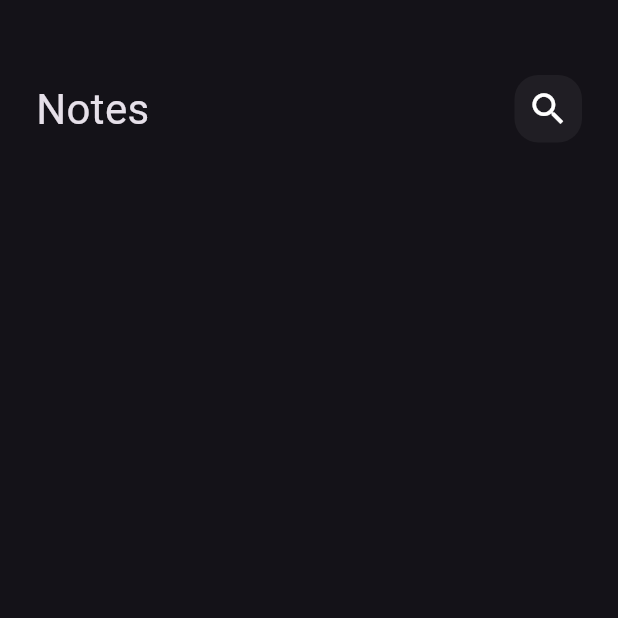
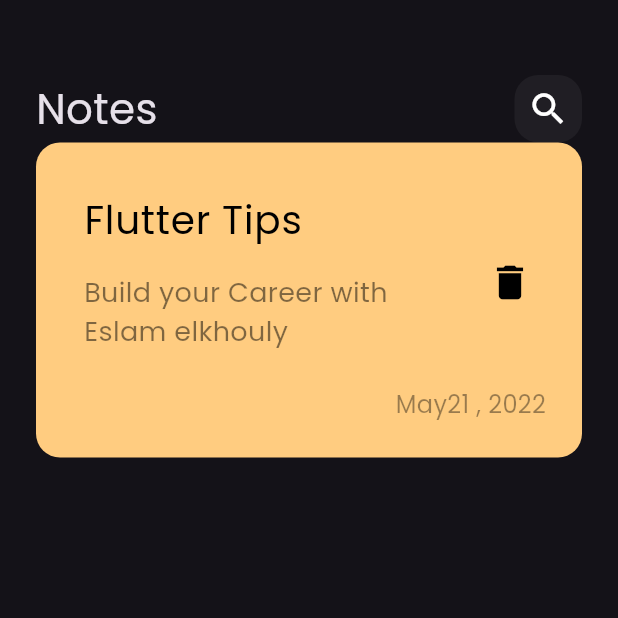
Before and after one commit to Eslamadelelkhouly/notesapp, a Flutter app: the screen it shows after launch, on a phone screen of 412 x 824 dp, the top half of it. Run offline on Flutter 3.47's test engine with Material 3 defaults, Android fonts, the phone set to English and light mode, and no system bars.

Commit message:
create custom note item

```diff
--- a/lib/main.dart
+++ b/lib/main.dart
@@ -11,7 +11,10 @@ class NotesApp extends StatelessWidget {
   Widget build(BuildContext context) {
     return MaterialApp(
       debugShowCheckedModeBanner: false,
-      theme: ThemeData(brightness: Brightness.dark),
+      theme: ThemeData(
+        brightness: Brightness.dark,
+        fontFamily: 'Poppins',
+      ),
       home: const NotesView(),
     );
   }
--- /dev/null
+++ b/lib/views/widgets/notes_item.dart
@@ -0,0 +1,62 @@
+import 'package:flutter/material.dart';
+
+class NotesItem extends StatelessWidget {
+  const NotesItem({super.key});
+
+  @override
+  Widget build(BuildContext context) {
+    return Container(
+      padding: const EdgeInsets.only(
+        top: 24,
+        bottom: 24,
+        left: 16,
+      ),
+      decoration: BoxDecoration(
+        color: Color(0xffFFCC80),
+        borderRadius: BorderRadius.circular(16),
+      ),
+      child: Column(
+        crossAxisAlignment: CrossAxisAlignment.end,
+        children: [
+          ListTile(
+            title: Text(
+              'Flutter Tips',
+              style: TextStyle(
+                color: Colors.black,
+                fontSize: 26,
+              ),
+            ),
+            subtitle: Padding(
+              padding: const EdgeInsets.only(top: 16, bottom: 16),
+              child: Text(
+                'Build your Career with Eslam elkhouly',
+                style: TextStyle(
+                  color: Colors.black.withOpacity(0.5),
+                  fontSize: 18,
+                ),
+              ),
+            ),
+            trailing: IconButton(
+              onPressed: () {},
+              icon: Icon(
+                Icons.delete,
+                color: Colors.black,
+                size: 30,
+              ),
+            ),
+          ),
+          Padding(
+            padding: const EdgeInsets.only(right: 24),
+            child: Text(
+              'May21 , 2022',
+              style: TextStyle(
+                color: Colors.black.withOpacity(0.4),
+                fontSize: 16,
+              ),
+            ),
+          ),
+        ],
+      ),
+    );
+  }
+}
--- a/lib/views/widgets/notes_view_body.dart
+++ b/lib/views/widgets/notes_view_body.dart
@@ -1,5 +1,6 @@
 import 'package:flutter/material.dart';
 import 'package:notesapp/views/widgets/custom_appbar.dart';
+import 'package:notesapp/views/widgets/notes_item.dart';
 
 class NotesViewBody extends StatelessWidget {
   const NotesViewBody({super.key});
@@ -14,6 +15,7 @@ class NotesViewBody extends StatelessWidget {
             height: 50,
           ),
           CustomAppbar(),
+          NotesItem(),
         ],
       ),
     );
```
Also changed, not shown: pubspec.yaml (+5 -12 lines), assets/fonts/Poppins-Regular.ttf (added).
